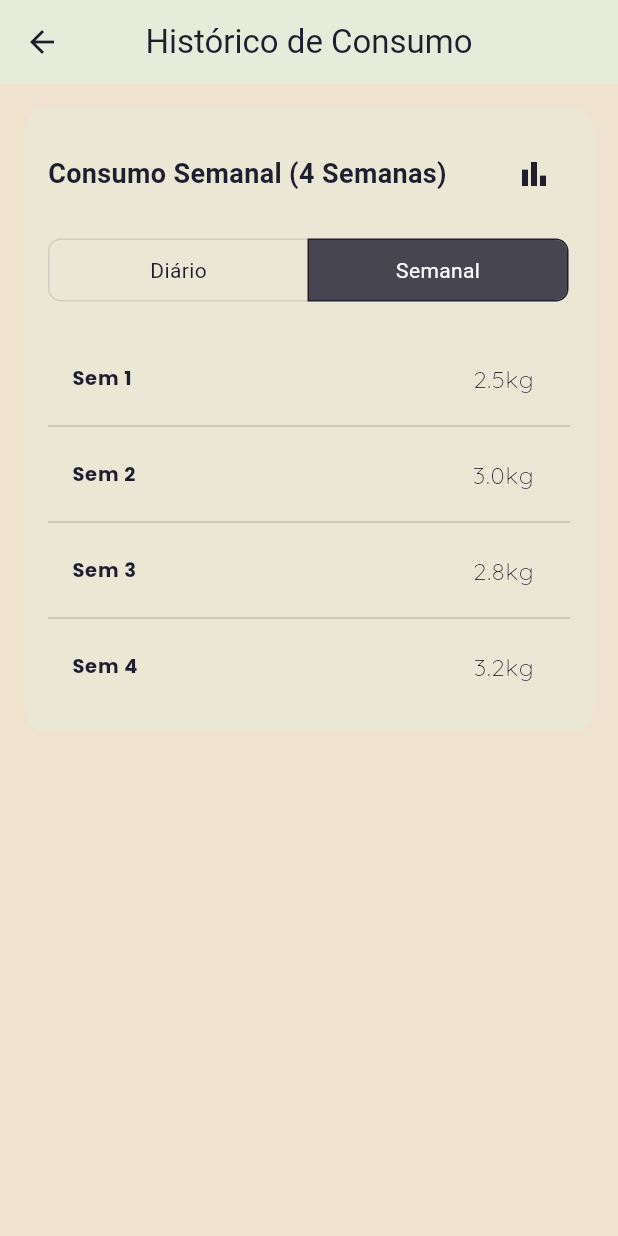
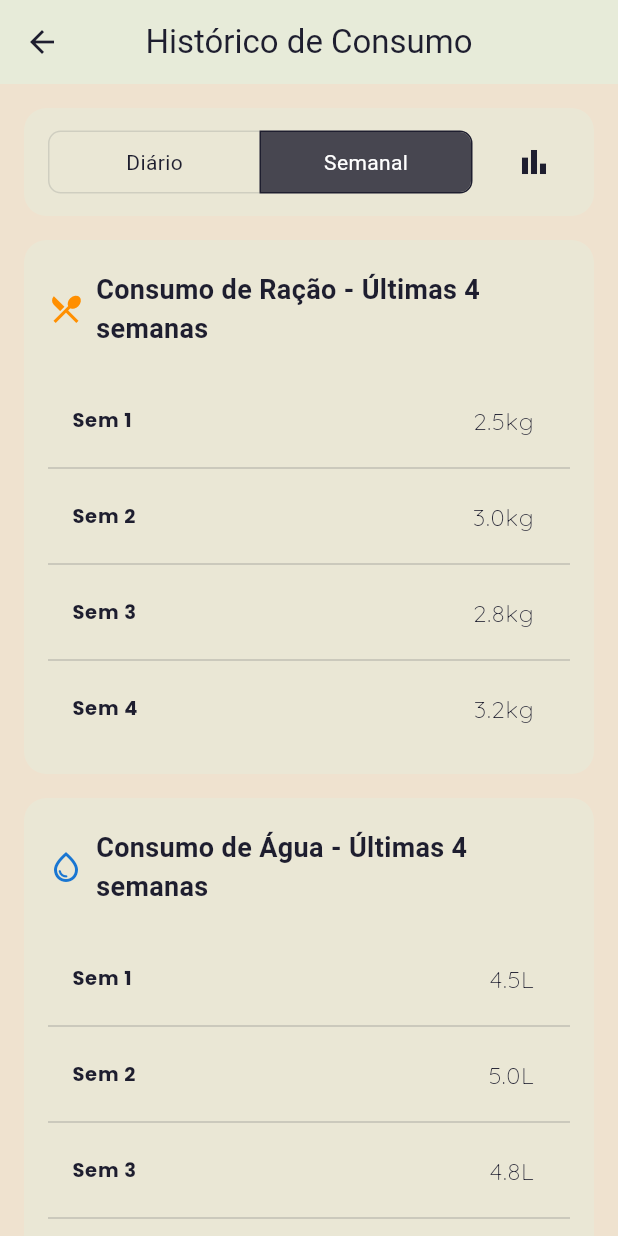
Before and after one commit to DanielRezez/paw-hub, a Flutter app: the TelaHistorico screen opened directly, after a tap on "Semanal", after a tap on the "list" icon, on a phone screen of 412 x 824 dp. Run offline on Flutter 3.47's test engine with Material 3 defaults, Android fonts, the light colour scheme and no system bars; our stand-ins replace firebase_auth, firebase_core, fl_chart, flutter_svg, google_fonts, google_sign_in; accounts and stored records are empty.

Commit message:
feat(historico): Melhoria da interface do gráfico e adição do gráfico de consumo de água

```diff
--- a/lib/viewmodels/historico_viewmodel.dart
+++ b/lib/viewmodels/historico_viewmodel.dart
@@ -1,6 +1,6 @@
 import 'package:flutter/material.dart';
 
-// Enum para definir os tipos de visualização de forma clara
+// Enum para o período (Diário/Semanal)
 enum ChartViewType { daily, weekly }
 
 class HistoricoViewModel extends ChangeNotifier {
@@ -9,28 +9,31 @@ class HistoricoViewModel extends ChangeNotifier {
   bool _isChartView = true; // true para gráfico, false para lista
 
   // --- DADOS MOCK ---
-  final List<Map<String, dynamic>> _dailyConsumption = [
-    {'day': 'Seg', 'value': 300.0},
-    {'day': 'Ter', 'value': 450.0},
-    {'day': 'Qua', 'value': 600.0},
-    {'day': 'Qui', 'value': 550.0},
-    {'day': 'Sex', 'value': 700.0},
-    {'day': 'Sab', 'value': 750.0},
+  // Ração
+  final List<Map<String, dynamic>> feedDataDaily = [
+    {'day': 'Seg', 'value': 300.0}, {'day': 'Ter', 'value': 450.0}, {'day': 'Qua', 'value': 600.0},
+    {'day': 'Qui', 'value': 550.0}, {'day': 'Sex', 'value': 700.0}, {'day': 'Sab', 'value': 750.0},
     {'day': 'Dom', 'value': 400.0},
   ];
+  final List<Map<String, dynamic>> feedDataWeekly = [
+    {'week': 'Sem 1', 'value': 2500.0}, {'week': 'Sem 2', 'value': 3000.0},
+    {'week': 'Sem 3', 'value': 2800.0}, {'week': 'Sem 4', 'value': 3200.0},
+  ];
 
-  final List<Map<String, dynamic>> _weeklyConsumption = [
-    {'week': 'Sem 1', 'value': 2500.0},
-    {'week': 'Sem 2', 'value': 3000.0},
-    {'week': 'Sem 3', 'value': 2800.0},
-    {'week': 'Sem 4', 'value': 3200.0},
+  // Água
+  final List<Map<String, dynamic>> waterDataDaily = [
+    {'day': 'Seg', 'value': 500.0}, {'day': 'Ter', 'value': 650.0}, {'day': 'Qua', 'value': 600.0},
+    {'day': 'Qui', 'value': 700.0}, {'day': 'Sex', 'value': 750.0}, {'day': 'Sab', 'value': 800.0},
+    {'day': 'Dom', 'value': 650.0},
+  ];
+  final List<Map<String, dynamic>> waterDataWeekly = [
+    {'week': 'Sem 1', 'value': 4500.0}, {'week': 'Sem 2', 'value': 5000.0},
+    {'week': 'Sem 3', 'value': 4800.0}, {'week': 'Sem 4', 'value': 5200.0},
   ];
 
   // --- GETTERS ---
   ChartViewType get currentView => _currentView;
   bool get isChartView => _isChartView;
-  List<Map<String, dynamic>> get dailyConsumption => _dailyConsumption;
-  List<Map<String, dynamic>> get weeklyConsumption => _weeklyConsumption;
 
   // --- MÉTODOS ---
   void changeView(ChartViewType newView) {
--- a/lib/views/tela_historico.dart
+++ b/lib/views/tela_historico.dart
@@ -22,12 +22,41 @@ class TelaHistorico extends StatelessWidget {
         ),
         body: Consumer<HistoricoViewModel>(
           builder: (context, viewModel, child) {
+            final bool isDailyView = viewModel.currentView == ChartViewType.daily;
+
+            final feedData = isDailyView ? viewModel.feedDataDaily : viewModel.feedDataWeekly;
+            final waterData = isDailyView ? viewModel.waterDataDaily : viewModel.waterDataWeekly;
+
             return SingleChildScrollView(
               padding: const EdgeInsets.all(16.0),
               child: Column(
-                crossAxisAlignment: CrossAxisAlignment.stretch,
                 children: [
-                  _buildChartCard(context, viewModel),
+                  _buildControlsCard(context, viewModel),
+                  const SizedBox(height: 16),
+
+                  _buildConsumptionCard(
+                    context: context,
+                    viewModel: viewModel,
+                    title: 'Consumo de Ração',
+                    icon: Icons.restaurant_menu_outlined,
+                    data: feedData,
+                    barColor: Colors.amber.shade800,
+                    isFeed: true,
+                  ),
+                  const SizedBox(height: 16),
+
+                  _buildConsumptionCard(
+                    context: context,
+                    viewModel: viewModel,
+                    title: 'Consumo de Água',
+                    icon: Icons.water_drop_outlined,
+                    data: waterData,
+                    barColor: Colors.blue.shade700,
+                    isFeed: false,
+                  ),
+
+                  // 2. CORREÇÃO DA LISTA CORTADA: Adicionado um espaço no final da tela
+                  const SizedBox(height: 16),
                 ],
               ),
             );
@@ -37,49 +66,23 @@ class TelaHistorico extends StatelessWidget {
     );
   }
 
-  Widget _buildChartCard(BuildContext context, HistoricoViewModel viewModel) {
+  Widget _buildControlsCard(BuildContext context, HistoricoViewModel viewModel) {
     final bool isDailyView = viewModel.currentView == ChartViewType.daily;
-    final String cardTitle = isDailyView ? 'Consumo Diário (7 dias)' : 'Consumo Semanal (4 Semanas)';
-    final List<Map<String, dynamic>> chartData = isDailyView ? viewModel.dailyConsumption : viewModel.weeklyConsumption;
-    final List<bool> isSelected = [isDailyView, !isDailyView];
-
     return Container(
-      padding: const EdgeInsets.symmetric(horizontal: 16, vertical: 20),
+      padding: const EdgeInsets.symmetric(horizontal: 16, vertical: 12),
       decoration: BoxDecoration(
         color: corVerdeAgua.withOpacity(0.3),
         borderRadius: BorderRadius.circular(15),
       ),
-      child: Column(
-        crossAxisAlignment: CrossAxisAlignment.start,
-        children: [
-          Row(
+      child: Row(
         mainAxisAlignment: MainAxisAlignment.spaceBetween,
         children: [
-              Text(cardTitle,
-                  style: const TextStyle(
-                      color: corPretoAzulado,
-                      fontSize: 18,
-                      fontWeight: FontWeight.bold)),
-              IconButton(
-                icon: Icon(
-                  viewModel.isChartView ? Icons.list : Icons.bar_chart,
-                  color: corPretoAzulado,
-                ),
-                onPressed: () {
-                  viewModel.toggleDisplayMode();
-                },
-              ),
-            ],
-          ),
-          const SizedBox(height: 16),
-          LayoutBuilder(
+          Expanded(
+            child: LayoutBuilder(
               builder: (context, constraints) {
                 return ToggleButtons(
-                isSelected: isSelected,
-                onPressed: (int index) {
-                  final newView = index == 0 ? ChartViewType.daily : ChartViewType.weekly;
-                  viewModel.changeView(newView);
-                },
+                  isSelected: [isDailyView, !isDailyView],
+                  onPressed: (index) => viewModel.changeView(index == 0 ? ChartViewType.daily : ChartViewType.weekly),
                   borderRadius: BorderRadius.circular(8.0),
                   selectedBorderColor: corPretoAzulado,
                   selectedColor: Colors.white,
@@ -96,18 +99,65 @@ class TelaHistorico extends StatelessWidget {
                 );
               },
             ),
+          ),
+          const SizedBox(width: 16),
+          IconButton(
+            icon: Icon(viewModel.isChartView ? Icons.list : Icons.bar_chart, color: corPretoAzulado),
+            onPressed: () => viewModel.toggleDisplayMode(),
+          ),
+        ],
+      ),
+    );
+  }
+
+  Widget _buildConsumptionCard({
+    required BuildContext context,
+    required HistoricoViewModel viewModel,
+    required String title,
+    required IconData icon,
+    required List<Map<String, dynamic>> data,
+    required Color barColor,
+    required bool isFeed,
+  }) {
+    final bool isDailyView = viewModel.currentView == ChartViewType.daily;
+    final String periodText = isDailyView ? "Últimos 7 dias" : "Últimas 4 semanas";
+    final String fullTitle = '$title - $periodText';
+
+    return Container(
+      padding: const EdgeInsets.symmetric(horizontal: 16, vertical: 20),
+      decoration: BoxDecoration(
+        color: corVerdeAgua.withOpacity(0.3),
+        borderRadius: BorderRadius.circular(15),
+      ),
+      child: Column(
+        crossAxisAlignment: CrossAxisAlignment.start,
+        children: [
+          Row(
+            children: [
+              Icon(icon, color: barColor, size: 24),
+              const SizedBox(width: 8),
+              // 1. CORREÇÃO DO TEXTO VAZANDO: Adicionado o widget Expanded
+              Expanded(
+                child: Text(fullTitle,
+                    style: TextStyle(
+                        color: corPretoAzulado,
+                        fontSize: 18,
+                        fontWeight: FontWeight.bold)),
+              ),
+            ],
+          ),
           const SizedBox(height: 24),
           AnimatedSwitcher(
             duration: const Duration(milliseconds: 300),
             child: viewModel.isChartView
                 ? SizedBox(
-              key: const ValueKey('chart'),
+              key: ValueKey('$title-chart'),
               height: 200,
-              child: _buildBarChart(context, chartData, isDailyView),
+              child: _buildBarChart(data, isDailyView, isFeed, barColor),
             )
                 : Container(
-              key: const ValueKey('list'),
-              child: _buildConsumptionList(chartData, isDailyView),
+              key: ValueKey('$title-list'),
+              child: _buildConsumptionList(data, isDailyView, isFeed),
             ),
           ),
         ],
@@ -115,7 +165,7 @@ class TelaHistorico extends StatelessWidget {
     );
   }
 
-  Widget _buildConsumptionList(List<Map<String, dynamic>> data, bool isDailyView) {
+  Widget _buildConsumptionList(List<Map<String, dynamic>> data, bool isDailyView, bool isFeed) {
     return ListView.separated(
       shrinkWrap: true,
       physics: const NeverScrollableScrollPhysics(),
@@ -124,7 +174,7 @@ class TelaHistorico extends StatelessWidget {
       itemBuilder: (context, index) {
         final item = data[index];
         final String title = isDailyView ? item['day'] : item['week'];
-        final String value = _formatValue((item['value'] as num).toDouble(), isDailyView);
+        final String value = _formatValue((item['value'] as num).toDouble(), isDailyView, isFeed);
         return ListTile(
           dense: true,
           title: Text(title, style: const TextStyle(fontWeight: FontWeight.bold, color: corPretoAzulado)),
@@ -134,14 +184,15 @@ class TelaHistorico extends StatelessWidget {
     );
   }
 
-  String _formatValue(double value, bool isDailyView) {
-    if (!isDailyView && value >= 1000) {
-      return '${(value / 1000).toStringAsFixed(1)}kg';
+  String _formatValue(double value, bool isDailyView, bool isFeed) {
+    if (isFeed) {
+      return isDailyView ? '${value.toInt()}g' : '${(value / 1000).toStringAsFixed(1)}kg';
+    } else {
+      return isDailyView ? '${value.toInt()}ml' : '${(value / 1000).toStringAsFixed(1)}L';
     }
-    return '${value.toInt()}g';
   }
 
-  Widget _buildBarChart(BuildContext context, List<Map<String, dynamic>> data, bool isDailyView) {
+  Widget _buildBarChart(List<Map<String, dynamic>> data, bool isDailyView, bool isFeed, Color barColor) {
     if (data.isEmpty) return const Center(child: Text("Sem dados."));
 
     final maxValue = data.map((e) => e['value'] as num).reduce((a, b) => a > b ? a : b).toDouble();
@@ -149,11 +200,7 @@ class TelaHistorico extends StatelessWidget {
     final chartMaxY = (maxValue / yInterval).ceil() * yInterval;
 
     String getBottomTitle(double value) {
-      if (isDailyView) {
-        return data[value.toInt()]['day'];
-      } else {
-        return data[value.toInt()]['week'];
-      }
+      return isDailyView ? data[value.toInt()]['day'] : data[value.toInt()]['week'];
     }
 
     return BarChart(
@@ -172,7 +219,7 @@ class TelaHistorico extends StatelessWidget {
               interval: yInterval,
               getTitlesWidget: (value, meta) {
                 if (value > meta.max) return const Text('');
-                return Text(_formatValue(value, isDailyView),
+                return Text(_formatValue(value, isDailyView, isFeed),
                     style: const TextStyle(color: corPretoAzulado, fontSize: 10));
               },
             ),
@@ -199,7 +246,7 @@ class TelaHistorico extends StatelessWidget {
             barRods: [
               BarChartRodData(
                 toY: (item['value'] as num).toDouble(),
-                color: corPretoAzulado,
+                color: barColor,
                 width: 22,
                 borderRadius: BorderRadius.circular(4),
               ),
@@ -213,9 +260,9 @@ class TelaHistorico extends StatelessWidget {
   double _calculateYInterval(double max) {
     if (max <= 150) return 30;
     if (max <= 300) return 50;
-    if (max <= 800) return 200;
+    if (max <= 1000) return 200;
     if (max <= 2000) return 500;
-    if (max <= 4000) return 1000;
-    return 1000;
+    if (max <= 6000) return 1000;
+    return 2000;
   }
 }
```
Lines whose indentation alone changed are shown as unchanged.
